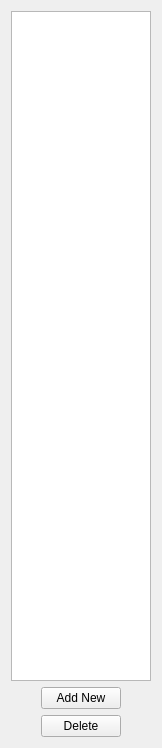
Qt form osmmapmakerapp/outputTab.ui (jremillard/osmmapmaker) before a commit.
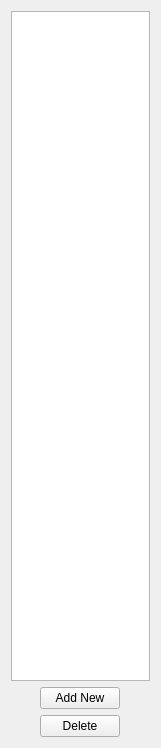
The same form after that commit.

```diff
--- a/osmmapmakerapp/outputTab.ui
+++ b/osmmapmakerapp/outputTab.ui
@@ -6,7 +6,7 @@
    <rect>
     <x>0</x>
     <y>0</y>
-    <width>162</width>
+    <width>161</width>
     <height>748</height>
    </rect>
   </property>
```
